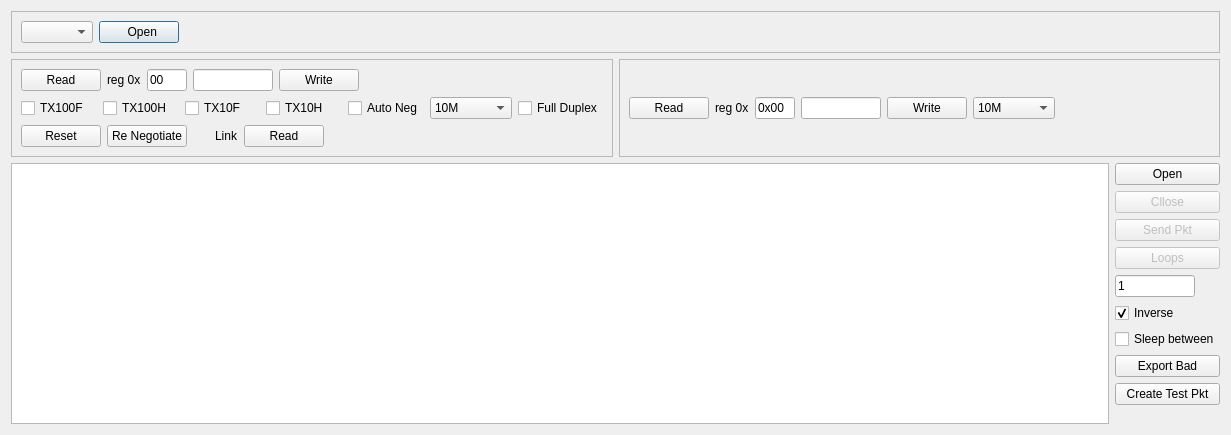
Old version of the form dialog.ui in the repository fdarling/Test-Colorlight-Ethernet.
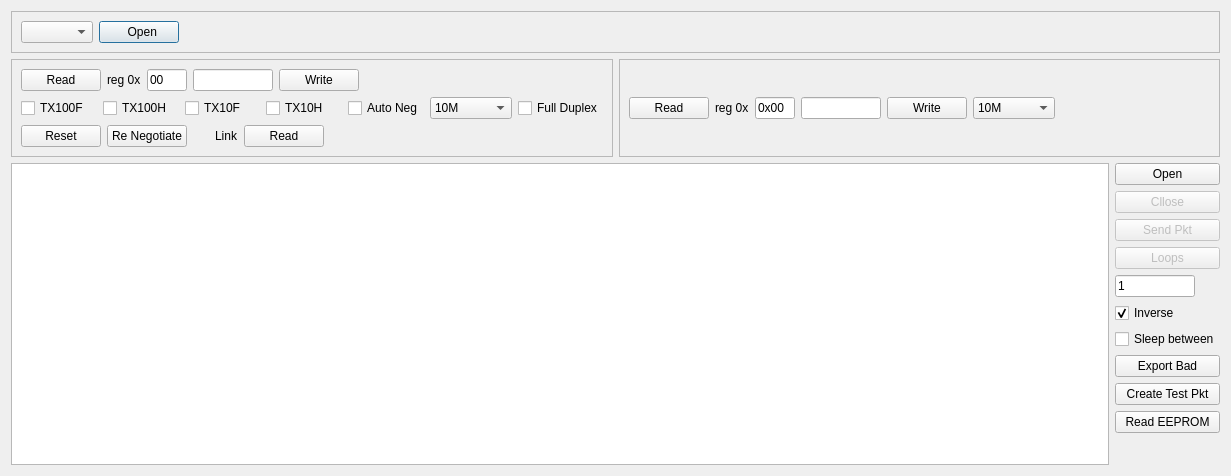
New version of the form. Icons and pictures are not drawn.

Commit message: Test Button for port 0xEEE0 is added

The edit to the form file:
```diff
--- a/dialog.ui
+++ b/dialog.ui
@@ -7,7 +7,7 @@
     <x>0</x>
     <y>0</y>
     <width>1231</width>
-    <height>435</height>
+    <height>476</height>
    </rect>
   </property>
   <property name="windowTitle">
@@ -500,6 +500,13 @@
          </property>
         </widget>
        </item>
+       <item>
+        <widget class="QPushButton" name="m_btnReadEeprom">
+         <property name="text">
+          <string>Read EEPROM</string>
+         </property>
+        </widget>
+       </item>
        <item>
         <spacer name="verticalSpacer">
          <property name="orientation">
```
The commit also changes 3 other files.
